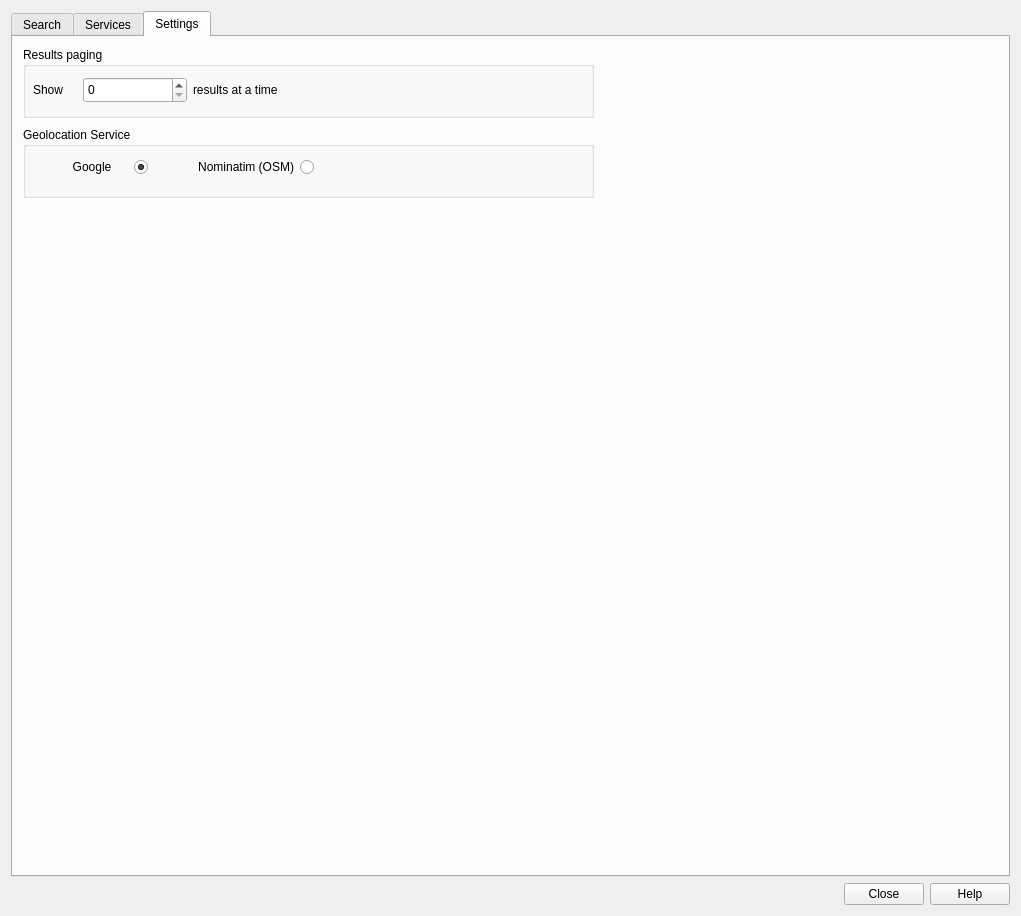
The window that plugin/MetaSearch/ui/maindialog.ui (vesnikos/MetaSearch) describes before a commit, drawn with Qt 5.
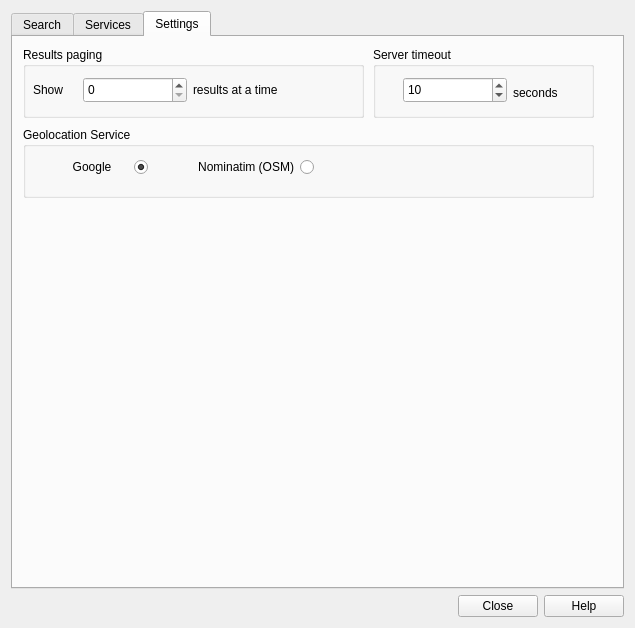
The same window after the commit. The open tabs and pages were chosen to show the change.

Commit message: - Added Server Timeout option (from fork source) - Code cleaning (PEP8)

Patch:
```diff
--- a/plugin/MetaSearch/ui/maindialog.ui
+++ b/plugin/MetaSearch/ui/maindialog.ui
@@ -6,8 +6,8 @@
    <rect>
     <x>0</x>
     <y>0</y>
-    <width>1021</width>
-    <height>916</height>
+    <width>635</width>
+    <height>628</height>
    </rect>
   </property>
   <property name="windowTitle">
@@ -486,7 +486,7 @@
         <rect>
          <x>10</x>
          <y>10</y>
-         <width>571</width>
+         <width>341</width>
          <height>71</height>
         </rect>
        </property>
@@ -521,7 +521,7 @@
          <rect>
           <x>170</x>
           <y>30</y>
-          <width>229</width>
+          <width>101</width>
           <height>26</height>
          </rect>
         </property>
@@ -593,6 +593,45 @@
         </property>
        </widget>
       </widget>
+      <widget class="QGroupBox" name="groupBox_5">
+       <property name="geometry">
+        <rect>
+         <x>360</x>
+         <y>10</y>
+         <width>221</width>
+         <height>71</height>
+        </rect>
+       </property>
+       <property name="title">
+        <string>Server timeout</string>
+       </property>
+       <widget class="QSpinBox" name="spnTimeout">
+        <property name="geometry">
+         <rect>
+          <x>30</x>
+          <y>30</y>
+          <width>104</width>
+          <height>26</height>
+         </rect>
+        </property>
+        <property name="value">
+         <number>10</number>
+        </property>
+       </widget>
+       <widget class="QLabel" name="label_10">
+        <property name="geometry">
+         <rect>
+          <x>140</x>
+          <y>30</y>
+          <width>46</width>
+          <height>31</height>
+         </rect>
+        </property>
+        <property name="text">
+         <string>seconds</string>
+        </property>
+       </widget>
+      </widget>
      </widget>
     </widget>
    </item>
```
Left out of the diff: 88 changed lines with no effect on the pictures. The commit also changes 1 other file.
